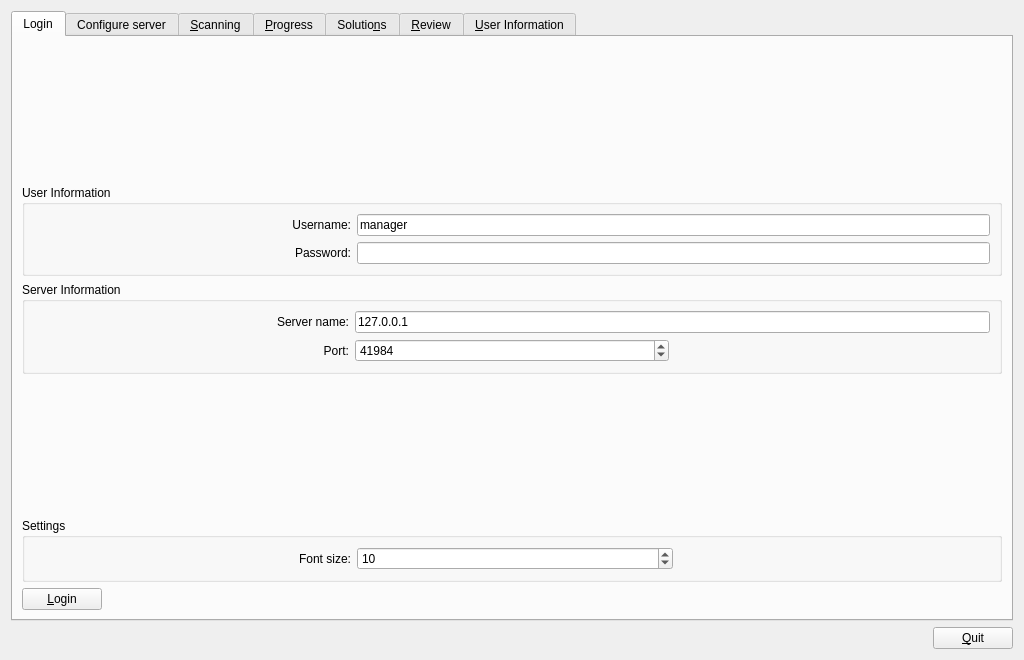
First picture: the form in qtCreatorFiles/ui_manager.ui, repository plomgrading/plom, before the edit.
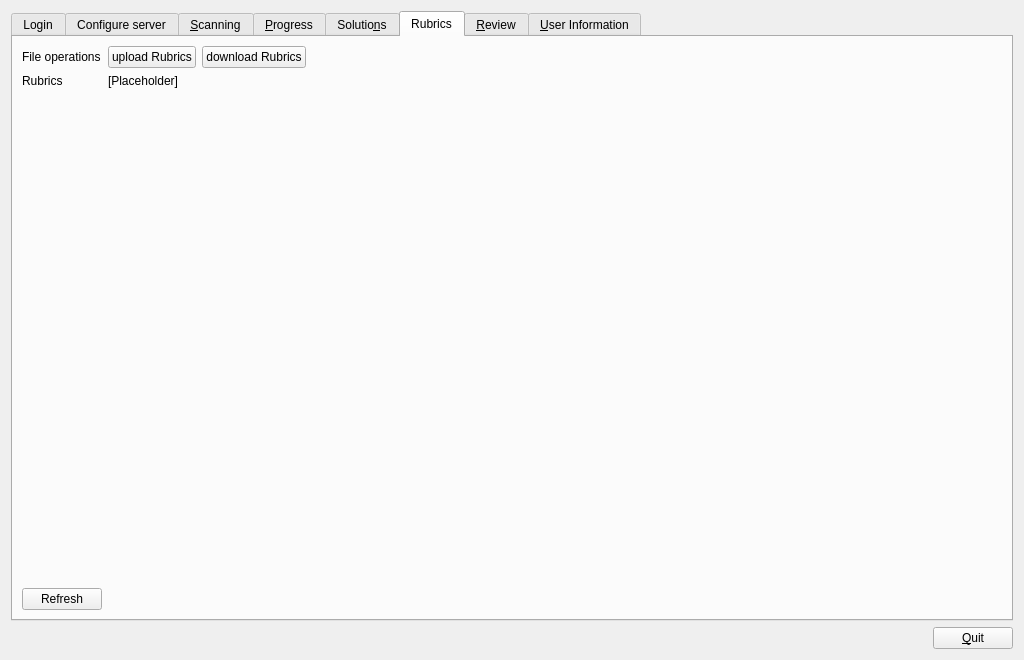
Second picture: the form after the edit. The open tabs and pages were chosen to show the change.

Commit message:
Manager: add rubric tab
Very basic so far!

Diff of the .ui file:
```diff
--- a/qtCreatorFiles/ui_manager.ui
+++ b/qtCreatorFiles/ui_manager.ui
@@ -1711,6 +1711,105 @@
        </item>
       </layout>
      </widget>
+     <widget class="QWidget" name="rubricsTab">
+      <attribute name="title">
+       <string>Rubrics</string>
+      </attribute>
+      <layout class="QFormLayout" name="formLayout_2">
+       <item row="1" column="0">
+        <widget class="QLabel" name="label_24">
+         <property name="text">
+          <string>File operations</string>
+         </property>
+        </widget>
+       </item>
+       <item row="1" column="1">
+        <widget class="QFrame" name="frame_12">
+         <layout class="QHBoxLayout" name="horizontalLayout_32">
+          <property name="leftMargin">
+           <number>0</number>
+          </property>
+          <property name="topMargin">
+           <number>0</number>
+          </property>
+          <property name="rightMargin">
+           <number>0</number>
+          </property>
+          <property name="bottomMargin">
+           <number>0</number>
+          </property>
+          <item>
+           <widget class="QPushButton" name="rubricsUploadButton">
+            <property name="toolTip">
+             <string>Upload from a local file</string>
+            </property>
+            <property name="text">
+             <string>upload Rubrics</string>
+            </property>
+           </widget>
+          </item>
+          <item>
+           <widget class="QPushButton" name="rubricsDownloadButton">
+            <property name="toolTip">
+             <string>Download all rubric data to a local file</string>
+            </property>
+            <property name="text">
+             <string>download Rubrics</string>
+            </property>
+           </widget>
+          </item>
+          <item>
+           <spacer name="horizontalSpacer_25">
+            <property name="orientation">
+             <enum>Qt::Horizontal</enum>
+            </property>
+            <property name="sizeHint" stdset="0">
+             <size>
+              <width>40</width>
+              <height>20</height>
+             </size>
+            </property>
+           </spacer>
+          </item>
+         </layout>
+        </widget>
+       </item>
+       <item row="4" column="0">
+        <widget class="QLabel" name="label_25">
+         <property name="text">
+          <string>Rubrics</string>
+         </property>
+        </widget>
+       </item>
+       <item row="4" column="1">
+        <widget class="QLabel" name="rubricsLabel">
+         <property name="text">
+          <string>[Placeholder]</string>
+         </property>
+        </widget>
+       </item>
+       <item row="5" column="1">
+        <spacer name="verticalSpacer_16">
+         <property name="orientation">
+          <enum>Qt::Vertical</enum>
+         </property>
+         <property name="sizeHint" stdset="0">
+          <size>
+           <width>20</width>
+           <height>40</height>
+          </size>
+         </property>
+        </spacer>
+       </item>
+       <item row="6" column="0">
+        <widget class="QPushButton" name="rubricsRefreshButton">
+         <property name="text">
+          <string>Refresh</string>
+         </property>
+        </widget>
+       </item>
+      </layout>
+     </widget>
      <widget class="QWidget" name="reviewAllTab">
       <property name="enabled">
        <bool>true</bool>
```
The commit also changes 2 other files.
